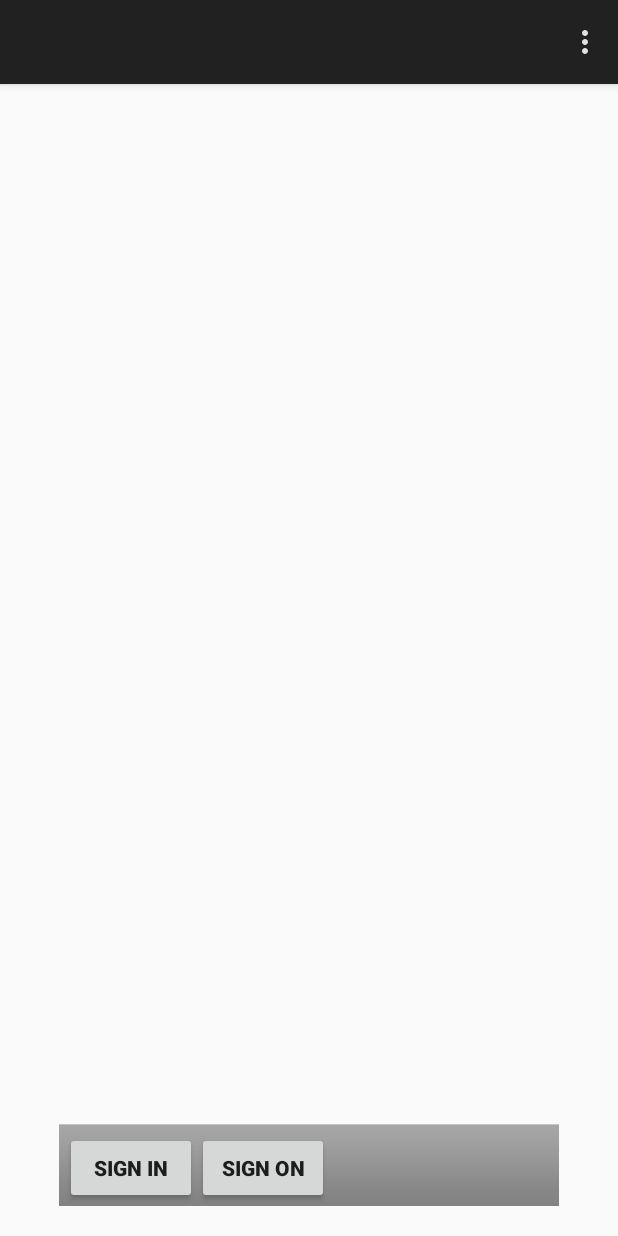
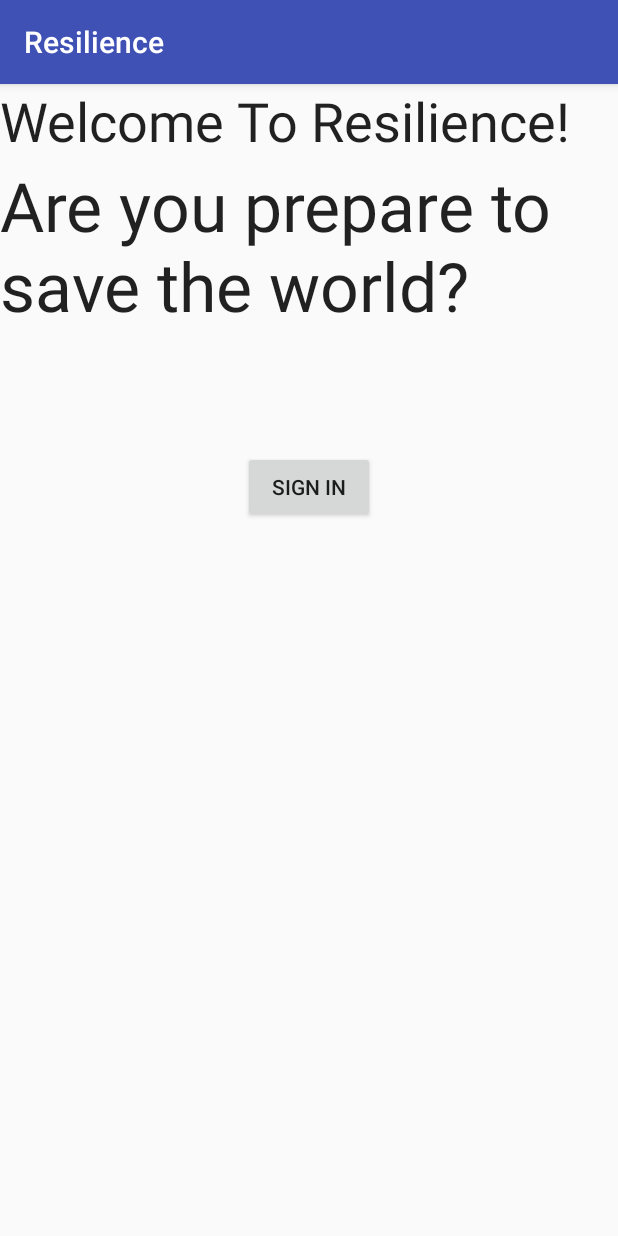
Before and after one commit to hugomcfonseca/Traverse, an Android app: the screen it shows after launch (MainMenu), on a phone screen of 412 x 824 dp. Run offline under Robolectric (Android 15) with nearby library versions, the phone set to English and light mode, and no system bars.

Commit message:
Criação Toolbar
Toolbar criada. Ainda irá sofrer alterações para colocar Navigation
Drawer.

```diff
--- a/app/build.gradle
+++ b/app/build.gradle
@@ -7,7 +7,7 @@ android {
     defaultConfig {
         applicationId "feup.resilience"
         minSdkVersion 17
-        targetSdkVersion 23
+        targetSdkVersion 21
         versionCode 1
         versionName "1.0"
     }
@@ -22,7 +22,7 @@ android {
 dependencies {
     compile fileTree(dir: 'libs', include: ['*.jar'])
     testCompile 'junit:junit:4.12'
-    compile 'com.android.support:appcompat-v7:23.1.0'
-    compile 'com.android.support:design:23.1.0'
-    compile 'com.google.android.gms:play-services:8.1.0'
+    compile 'com.android.support:appcompat-v7:23.1.1'
+    compile 'com.android.support:design:23.1.1'
+    compile 'com.google.android.gms:play-services:8.3.0'
 }
--- a/app/src/main/AndroidManifest.xml
+++ b/app/src/main/AndroidManifest.xml
@@ -15,6 +15,7 @@
         android:label="@string/app_name"
         android:supportsRtl="true"
         android:theme="@style/AppTheme" >
+
         <activity
             android:name=".MainMenu"
             android:label="@string/app_name"
@@ -25,6 +26,7 @@
                 <category android:name="android.intent.category.LAUNCHER" />
             </intent-filter>
         </activity>
+
         <activity
             android:name=".MapsActivity"
             android:label="@string/title_activity_maps"
--- a/app/src/main/java/feup/resilience/MainMenu.java
+++ b/app/src/main/java/feup/resilience/MainMenu.java
@@ -1,15 +1,15 @@
 package feup.resilience;
 
-import android.app.Activity;
 import android.content.Intent;
 import android.os.Bundle;
-import android.view.View;
+import android.support.v7.app.AppCompatActivity;
+import android.support.v7.widget.Toolbar;
 import android.view.Menu;
 import android.view.MenuItem;
+import android.view.View;
 import android.widget.Button;
-import android.widget.Toast;
 
-public class MainMenu extends Activity {
+public class MainMenu extends AppCompatActivity {
 
     private Button btn_SignIn, btn_SignOn;
 
@@ -18,11 +18,11 @@ public class MainMenu extends Activity {
         super.onCreate(savedInstanceState);
         setContentView(R.layout.activity_mainmenu);
 
-        getActionBar().setDisplayShowTitleEnabled(false);
-        getActionBar().show();
+        Toolbar toolbar = (Toolbar) findViewById(R.id.toolbar);
+        setSupportActionBar(toolbar);
 
-        btn_SignIn = (Button) findViewById(R.id.btn_signin);
-        btn_SignOn = (Button) findViewById(R.id.btn_signon);
+        btn_SignIn = (Button) findViewById(R.id.btn_signIn);
+        //btn_SignOn = (Button) findViewById(R.id.btn_signon);
 
         btn_SignIn.setOnClickListener(new View.OnClickListener() {
             @Override
@@ -38,7 +38,7 @@ public class MainMenu extends Activity {
     @Override
     public boolean onCreateOptionsMenu(Menu menu) {
         // Inflate the menu; this adds items to the action bar if it is present.
-        getMenuInflater().inflate(R.menu.menu_main_menu, menu);
+        getMenuInflater().inflate(R.menu.toolbar, menu);
         return true;
     }
 
@@ -47,12 +47,16 @@ public class MainMenu extends Activity {
         // Handle action bar item clicks here. The action bar will
         // automatically handle clicks on the Home/Up button, so long
         // as you specify a parent activity in AndroidManifest.xml.
+
         int id = item.getItemId();
 
         //noinspection SimplifiableIfStatement
-        if (id == R.id.action_settings) {
-            return true;
-        }
+        /*if (id == R.id.action_settings) {
+            Intent i = new Intent("pt.fraunhofer.SetSettings");
+            i.setFlags(Intent.FLAG_ACTIVITY_CLEAR_TOP);
+            startActivity(i);
+            closeThisActivity();
+        }*/
 
         return super.onOptionsItemSelected(item);
     }
--- a/app/src/main/res/layout/activity_mainmenu.xml
+++ b/app/src/main/res/layout/activity_mainmenu.xml
@@ -1,34 +1,64 @@
 <?xml version="1.0" encoding="utf-8"?>
-<FrameLayout xmlns:android="http://schemas.android.com/apk/res/android"
+<LinearLayout xmlns:android="http://schemas.android.com/apk/res/android"
     android:layout_width="fill_parent"
     android:layout_height="match_parent"
-    android:paddingStart="25dp"
-    android:paddingEnd="25dp">
+    android:paddingStart="0dp"
+    android:paddingEnd="0dp">
 
     <LinearLayout
-        android:orientation="horizontal"
-        android:layout_width="333dp"
-        android:layout_height="wrap_content"
-        style="@android:style/ButtonBar"
-        android:layout_gravity="center_horizontal|bottom"
-        android:layout_margin="20dp">
+        android:orientation="vertical"
+        android:layout_width="match_parent"
+        android:layout_height="578dp">
 
-        <Button
-            android:layout_width="wrap_content"
-            android:layout_height="wrap_content"
-            android:text="@string/btn_signin"
-            android:id="@+id/btn_signin"
-            android:textStyle="bold" />
+        <include
+            android:id="@+id/toolbar"
+            layout="@layout/tool_bar"
+            />
 
         <FrameLayout
-            android:layout_width="wrap_content"
-            android:layout_height="match_parent"></FrameLayout>
+            android:layout_width="match_parent"
+            android:layout_height="516dp">
 
-        <Button
-            android:layout_width="wrap_content"
-            android:layout_height="wrap_content"
-            android:text="@string/btn_signon"
-            android:id="@+id/btn_signon"
-            android:textStyle="bold" />
+            <LinearLayout
+                android:orientation="vertical"
+                android:layout_width="match_parent"
+                android:layout_height="211dp"
+                android:weightSum="1">
+
+                <TextView
+                    android:layout_width="match_parent"
+                    android:layout_height="46dp"
+                    android:textAppearance="?android:attr/textAppearanceLarge"
+                    android:text="Welcome To Resilience! "
+                    android:id="@+id/textView"
+                    android:textSize="36sp"
+                    android:layout_weight="0.10" />
+
+                <TextView
+                    android:layout_width="match_parent"
+                    android:layout_height="wrap_content"
+                    android:textAppearance="?android:attr/textAppearanceLarge"
+                    android:text="Are you prepare to save the world?"
+                    android:id="@+id/textView2"
+                    android:layout_weight="0.15"
+                    android:textSize="45sp" />
+            </LinearLayout>
+
+            <LinearLayout
+                android:orientation="vertical"
+                android:layout_width="match_parent"
+                android:layout_height="271dp"
+                android:layout_gravity="center_horizontal|bottom">
+
+                <Button
+                    android:layout_width="wrap_content"
+                    android:layout_height="wrap_content"
+                    android:text="Sign In"
+                    android:id="@+id/btn_signIn"
+                    android:layout_gravity="center_horizontal" />
+            </LinearLayout>
+        </FrameLayout>
+
     </LinearLayout>
-</FrameLayout>
+
+</LinearLayout>
--- /dev/null
+++ b/app/src/main/res/layout/tool_bar.xml
@@ -0,0 +1,11 @@
+<?xml version="1.0" encoding="utf-8"?>
+<android.support.v7.widget.Toolbar xmlns:android="http://schemas.android.com/apk/res/android"
+    xmlns:app="http://schemas.android.com/apk/res-auto"
+    android:layout_width="match_parent"
+    android:layout_height="?attr/actionBarSize"
+    android:background="?attr/colorPrimary"
+    android:elevation="4dp"
+    android:theme="@style/ThemeOverlay.AppCompat.Dark"
+    app:popupTheme="@style/ThemeOverlay.AppCompat.Light">
+
+</android.support.v7.widget.Toolbar>
--- a/app/src/main/res/menu/menu_main_menu.xml
+++ /dev/null
@@ -1,6 +0,0 @@
-<menu xmlns:android="http://schemas.android.com/apk/res/android"
-    xmlns:app="http://schemas.android.com/apk/res-auto"
-    xmlns:tools="http://schemas.android.com/tools" tools:context=".MainMenu">
-    <item android:id="@+id/action_settings" android:title="@string/action_settings"
-        android:orderInCategory="100" app:showAsAction="never" />
-</menu>
--- /dev/null
+++ b/app/src/main/res/menu/toolbar.xml
@@ -0,0 +1,10 @@
+<?xml version="1.0" encoding="utf-8"?>
+<menu xmlns:android="http://schemas.android.com/apk/res/android"
+    xmlns:app="http://schemas.android.com/apk/res-auto">
+
+    <!--<item android:id="@+id/action_settings"
+        android:title="@string/action_settings"
+        android:orderInCategory="100"
+        app:showAsAction="never" /> -->
+
+</menu>
--- a/app/src/main/res/values-v21/styles.xml
+++ b/app/src/main/res/values-v21/styles.xml
@@ -1,7 +1,7 @@
 <resources>
 
     <!-- Base application theme. -->
-    <style name="AppTheme" parent="@android:style/Theme.Material.Light.DarkActionBar">
+    <style name="AppTheme" parent="@style/Theme.AppCompat.Light.NoActionBar">
         <!-- Customize your theme here. -->
         <item name="colorPrimary">@color/colorPrimary</item>
         <item name="colorPrimaryDark">@color/colorPrimaryDark</item>
```
Also changed, not shown: 1 other file.
